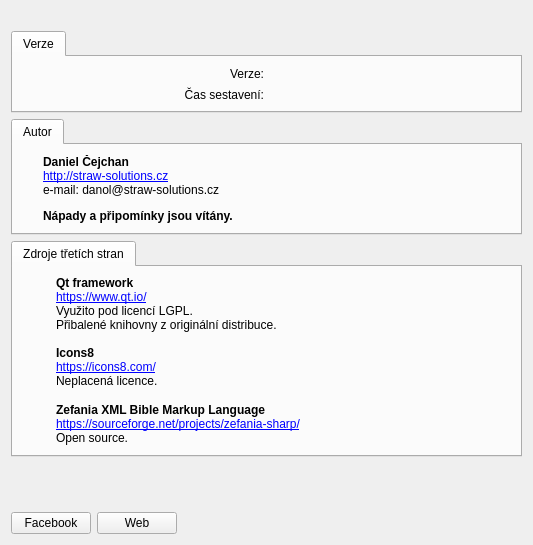
Above: src/gui/aboutdialog.ui from CZDanol/StrawLumen before the change. Below: the same form after it.
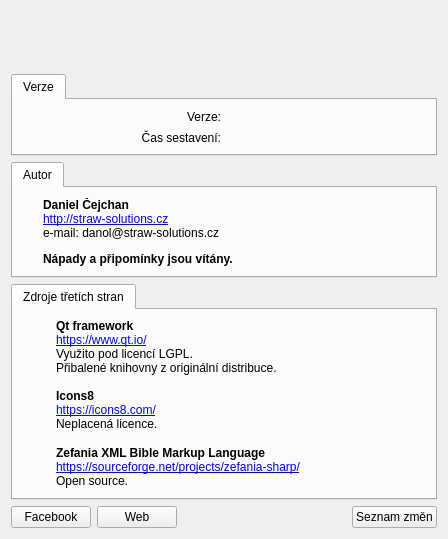
That is the form after the change. Icons and pictures are not drawn.

Patch:
```diff
--- a/src/gui/aboutdialog.ui
+++ b/src/gui/aboutdialog.ui
@@ -9,8 +9,8 @@
    <rect>
     <x>0</x>
     <y>0</y>
-    <width>533</width>
-    <height>545</height>
+    <width>448</width>
+    <height>539</height>
    </rect>
   </property>
   <property name="windowTitle">
@@ -166,6 +166,22 @@
          </property>
         </widget>
        </item>
+       <item>
+        <spacer name="horizontalSpacer_3">
+         <property name="orientation">
+          <enum>Qt::Horizontal</enum>
+         </property>
+         <property name="sizeType">
+          <enum>QSizePolicy::Fixed</enum>
+         </property>
+         <property name="sizeHint" stdset="0">
+          <size>
+           <width>64</width>
+           <height>20</height>
+          </size>
+         </property>
+        </spacer>
+       </item>
       </layout>
      </widget>
     </widget>
@@ -316,23 +332,26 @@
          </property>
         </widget>
        </item>
+       <item row="0" column="3">
+        <spacer name="horizontalSpacer_5">
+         <property name="orientation">
+          <enum>Qt::Horizontal</enum>
+         </property>
+         <property name="sizeType">
+          <enum>QSizePolicy::Fixed</enum>
+         </property>
+         <property name="sizeHint" stdset="0">
+          <size>
+           <width>64</width>
+           <height>20</height>
+          </size>
+         </property>
+        </spacer>
+       </item>
       </layout>
      </widget>
     </widget>
    </item>
-   <item>
-    <spacer name="verticalSpacer">
-     <property name="orientation">
-      <enum>Qt::Vertical</enum>
-     </property>
-     <property name="sizeHint" stdset="0">
-      <size>
-       <width>20</width>
-       <height>40</height>
-      </size>
-     </property>
-    </spacer>
-   </item>
    <item>
     <layout class="QHBoxLayout" name="horizontalLayout_2">
      <item>
@@ -376,6 +395,20 @@
        </property>
       </spacer>
      </item>
+     <item>
+      <widget class="QPushButton" name="btnChangelog">
+       <property name="text">
+        <string>Seznam změn</string>
+       </property>
+       <property name="icon">
+        <iconset resource="../../res/resources.qrc">
+         <normaloff>:/icons/16/Change_16px.png</normaloff>:/icons/16/Change_16px.png</iconset>
+       </property>
+       <property name="autoDefault">
+        <bool>false</bool>
+       </property>
+      </widget>
+     </item>
     </layout>
    </item>
   </layout>
```
Left out of the diff: 88 changed lines with no effect on the pictures.
